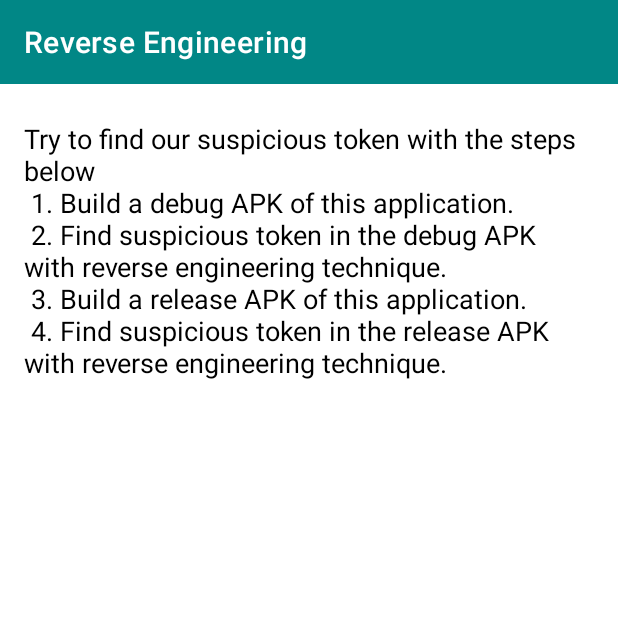
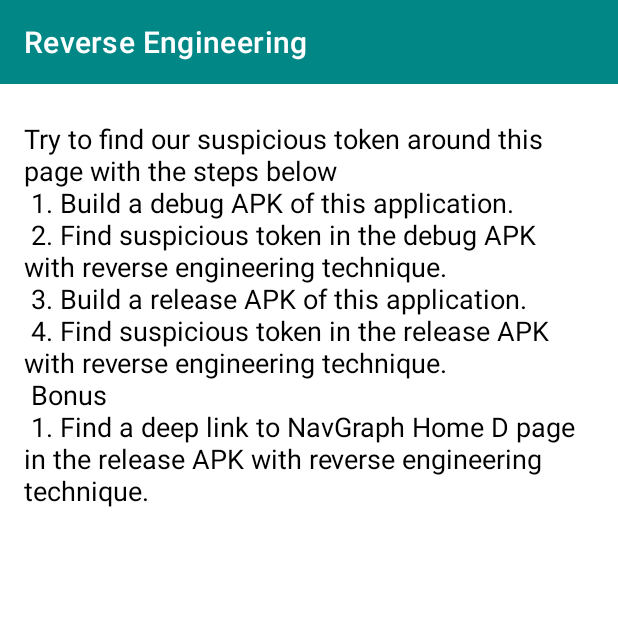
Before and after one commit to ascendcorp/android-tech-poc, an Android app: the ReverseEngineeringActivity screen opened directly, with no data from a screen before it, on a phone screen of 412 x 824 dp, the top half of it. Run offline under Robolectric (Android 15) with nearby library versions, the phone set to English and light mode, and no system bars.

Commit message:
Add a bonus step

```diff
--- a/app/src/main/res/values/strings.xml
+++ b/app/src/main/res/values/strings.xml
@@ -11,10 +11,12 @@
     <string name="nav_graph_home_d_title">NavGraph Home D</string>
     <string name="topic_navigation_component">Navigation Component</string>
     <string name="topic_reverse_engineering">Reverse Engineering</string>
-    <string name="topic_reverse_engineering_description">Try to find our suspicious token with the steps below\n
+    <string name="topic_reverse_engineering_description">Try to find our suspicious token around this page with the steps below\n
         1. Build a debug APK of this application.\n
         2. Find suspicious token in the debug APK with reverse engineering technique.\n
         3. Build a release APK of this application.\n
-        4. Find suspicious token in the release APK with reverse engineering technique.
+        4. Find suspicious token in the release APK with reverse engineering technique.\n
+        Bonus\n
+        1. Find a deep link to NavGraph Home D page in the release APK with reverse engineering technique.
     </string>
 </resources>
```
